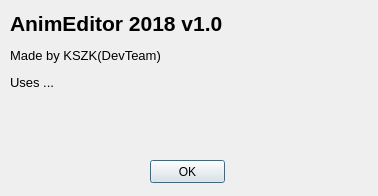
DevTeamSCH/animeditor, file src/aboutdialog.ui: the form before one commit.
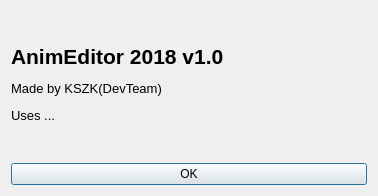
The form after the commit.

```diff
--- a/src/aboutdialog.ui
+++ b/src/aboutdialog.ui
@@ -16,32 +16,22 @@
   <property name="locale">
    <locale language="English" country="UnitedStates"/>
   </property>
-  <widget class="QPushButton" name="pushButton">
-   <property name="geometry">
-    <rect>
-     <x>150</x>
-     <y>160</y>
-     <width>75</width>
-     <height>23</height>
-    </rect>
-   </property>
-   <property name="text">
-    <string>OK</string>
-   </property>
-  </widget>
+  <layout class="QVBoxLayout" name="verticalLayout">
+   <item>
   <widget class="QLabel" name="label">
-   <property name="geometry">
-    <rect>
-     <x>10</x>
-     <y>10</y>
-     <width>225</width>
-     <height>81</height>
-    </rect>
-   </property>
    <property name="text">
     <string>&lt;html&gt;&lt;head/&gt;&lt;body&gt;&lt;p&gt;&lt;span style=&quot; font-size:16pt; font-weight:600;&quot;&gt;AnimEditor 2018 v1.0&lt;/span&gt;&lt;/p&gt;&lt;p&gt;&lt;span style=&quot; font-size:10pt;&quot;&gt;Made by KSZK(DevTeam)&lt;/span&gt;&lt;/p&gt;&lt;p&gt;&lt;span style=&quot; font-size:10pt;&quot;&gt;Uses ...&lt;/span&gt;&lt;/p&gt;&lt;/body&gt;&lt;/html&gt;</string>
    </property>
   </widget>
+   </item>
+   <item>
+    <widget class="QPushButton" name="pushButton">
+     <property name="text">
+      <string>OK</string>
+     </property>
+    </widget>
+   </item>
+  </layout>
  </widget>
  <resources/>
  <connections>
```
Lines whose indentation alone changed are shown as unchanged.
